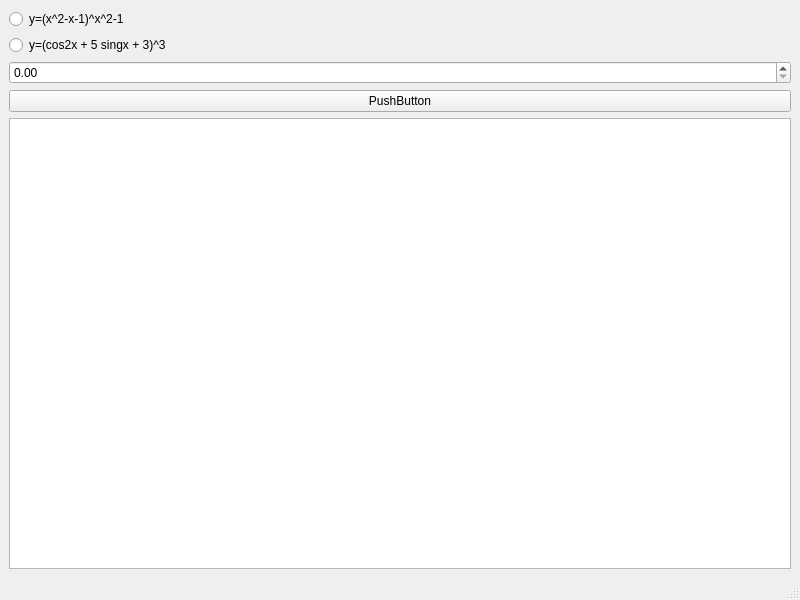
Above: mainwindow.ui from nosenko-mi/hmi-all before the change. Below: the same form after it.
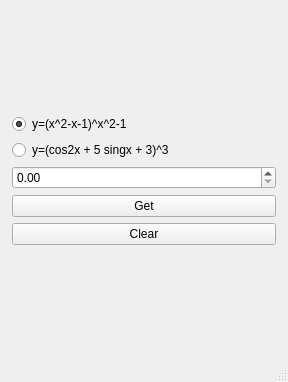
That is the form after the change.

Diff of the .ui file:
```diff
--- a/mainwindow.ui
+++ b/mainwindow.ui
@@ -6,43 +6,125 @@
    <rect>
     <x>0</x>
     <y>0</y>
-    <width>800</width>
-    <height>600</height>
+    <width>284</width>
+    <height>382</height>
    </rect>
   </property>
   <property name="windowTitle">
    <string>MainWindow</string>
   </property>
   <widget class="QWidget" name="centralwidget">
-   <layout class="QGridLayout" name="gridLayout">
+   <layout class="QGridLayout" name="gridLayout_2">
+    <property name="leftMargin">
+     <number>12</number>
+    </property>
+    <property name="topMargin">
+     <number>12</number>
+    </property>
+    <property name="rightMargin">
+     <number>12</number>
+    </property>
+    <property name="bottomMargin">
+     <number>12</number>
+    </property>
     <item row="0" column="0">
-     <layout class="QVBoxLayout" name="verticalLayout">
-      <item>
-       <widget class="QRadioButton" name="radioButton">
+     <layout class="QGridLayout" name="gridLayout">
+      <item row="0" column="1">
+       <widget class="QLabel" name="f1ResultLabel">
+        <property name="sizePolicy">
+         <sizepolicy hsizetype="MinimumExpanding" vsizetype="Preferred">
+          <horstretch>0</horstretch>
+          <verstretch>0</verstretch>
+         </sizepolicy>
+        </property>
+        <property name="minimumSize">
+         <size>
+          <width>96</width>
+          <height>0</height>
+         </size>
+        </property>
+        <property name="font">
+         <font>
+          <italic>true</italic>
+         </font>
+        </property>
+        <property name="text">
+         <string/>
+        </property>
+        <property name="alignment">
+         <set>Qt::AlignRight|Qt::AlignTrailing|Qt::AlignVCenter</set>
+        </property>
+        <property name="margin">
+         <number>2</number>
+        </property>
+       </widget>
+      </item>
+      <item row="1" column="1">
+       <widget class="QLabel" name="f2ResultLabel">
+        <property name="sizePolicy">
+         <sizepolicy hsizetype="MinimumExpanding" vsizetype="Preferred">
+          <horstretch>0</horstretch>
+          <verstretch>0</verstretch>
+         </sizepolicy>
+        </property>
+        <property name="minimumSize">
+         <size>
+          <width>48</width>
+          <height>0</height>
+         </size>
+        </property>
+        <property name="font">
+         <font>
+          <italic>true</italic>
+         </font>
+        </property>
+        <property name="midLineWidth">
+         <number>1</number>
+        </property>
+        <property name="text">
+         <string/>
+        </property>
+        <property name="alignment">
+         <set>Qt::AlignRight|Qt::AlignTrailing|Qt::AlignVCenter</set>
+        </property>
+        <property name="margin">
+         <number>2</number>
+        </property>
+       </widget>
+      </item>
+      <item row="0" column="0">
+       <widget class="QRadioButton" name="f1RadioButton">
         <property name="text">
          <string>y=(x^2-x-1)^x^2-1</string>
         </property>
+        <property name="checked">
+         <bool>true</bool>
+        </property>
        </widget>
       </item>
-      <item>
-       <widget class="QRadioButton" name="radioButton_2">
+      <item row="1" column="0">
+       <widget class="QRadioButton" name="f2RadioButton">
         <property name="text">
          <string>y=(cos2x + 5 singx + 3)^3</string>
         </property>
        </widget>
       </item>
-      <item>
+      <item row="2" column="0" colspan="2">
        <widget class="QDoubleSpinBox" name="doubleSpinBox"/>
       </item>
-      <item>
+      <item row="3" column="0" colspan="2">
        <widget class="QPushButton" name="pushButton">
         <property name="text">
-         <string>PushButton</string>
+         <string>Get</string>
         </property>
        </widget>
       </item>
-      <item>
-       <widget class="QTableWidget" name="tableWidget"/>
+      <item row="4" column="0" colspan="2">
+       <widget class="QPushButton" name="clearButton">
+        <property name="text">
+         <string>Clear</string>
+        </property>
+       </widget>
       </item>
      </layout>
     </item>
```
Left out of the diff: 5 changed lines with no effect on the pictures.
